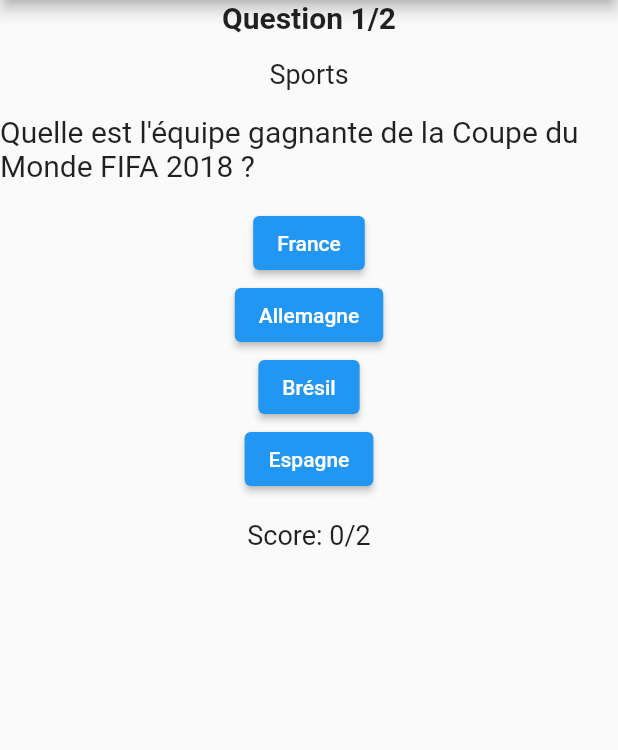
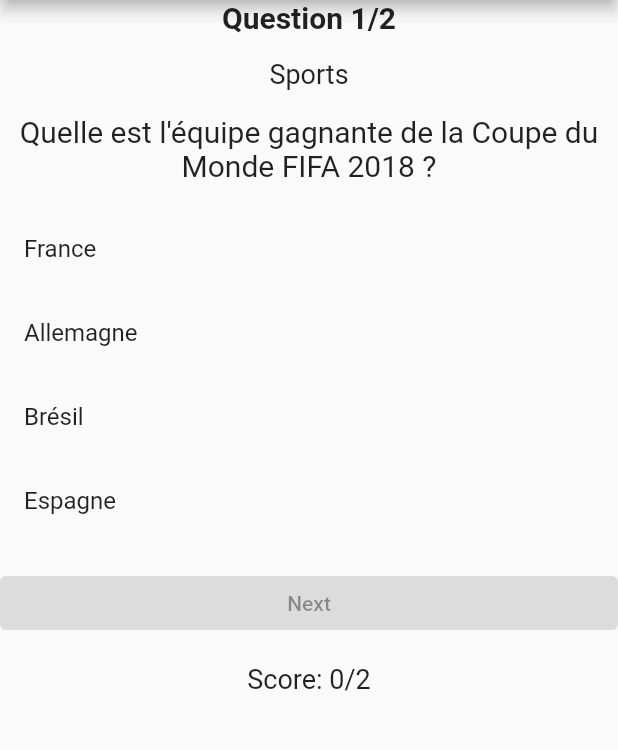
Before and after one commit to flutter-preview/Djeevs-Jean-flutter_quiz_app, a Flutter app: the screen it shows after launch, on a phone screen of 412 x 824 dp, the part 84-834 px from its top. Run offline on Flutter 3.47's test engine with Material 2 defaults, Android fonts, the phone set to English and light mode, and no system bars.

Commit message:
version 12

```diff
--- a/lib/screens/quiz_screen.dart
+++ b/lib/screens/quiz_screen.dart
@@ -10,7 +10,9 @@ class QuizScreen extends StatefulWidget {
 class _QuizScreenState extends State<QuizScreen> {
   List<Question> questions = [];
   int currentQuestionIndex = 0;
+  int? selectedAnswerIndex;
   int score = 0;
+  bool showCorrectAnswer = false;
 
   @override
   void initState() {
@@ -25,14 +27,18 @@ class _QuizScreenState extends State<QuizScreen> {
     setState(() {});
   }
 
-  void checkAnswer(int selectedIndex) {
-    if (selectedIndex == questions[currentQuestionIndex].correctAnswerIndex) {
+  void checkAnswer() {
+    int correctAnswerIndex = questions[currentQuestionIndex].correctAnswerIndex;
+    if (selectedAnswerIndex == correctAnswerIndex) {
       score++;
     }
-    showNextQuestion();
+    showCorrectAnswer = true;
+    setState(() {});
   }
 
   void showNextQuestion() {
+    selectedAnswerIndex = null;
+    showCorrectAnswer = false;
     if (currentQuestionIndex < questions.length - 1) {
       currentQuestionIndex++;
     } else {
@@ -47,6 +53,11 @@ class _QuizScreenState extends State<QuizScreen> {
     setState(() {});
   }
 
+  Future<void> pauseAndContinue() async {
+    await Future.delayed(Duration(seconds: 2));
+    showNextQuestion();
+  }
+
   @override
   Widget build(BuildContext context) {
     return Scaffold(
@@ -56,33 +67,86 @@ class _QuizScreenState extends State<QuizScreen> {
       body: questions.isEmpty
           ? Center(child: CircularProgressIndicator())
           : Column(
+              crossAxisAlignment: CrossAxisAlignment.stretch,
               children: [
                 Text(
                   'Question ${currentQuestionIndex + 1}/${questions.length}',
                   style: TextStyle(fontSize: 20, fontWeight: FontWeight.bold),
+                  textAlign: TextAlign.center,
                 ),
                 SizedBox(height: 16),
                 Text(
                   questions[currentQuestionIndex].category,
                   style: TextStyle(fontSize: 18),
+                  textAlign: TextAlign.center,
                 ),
                 SizedBox(height: 16),
                 Text(
                   questions[currentQuestionIndex].question,
                   style: TextStyle(fontSize: 20),
+                  textAlign: TextAlign.center,
                 ),
                 SizedBox(height: 16),
-                ...questions[currentQuestionIndex].options.map((option) {
-                  int index = questions[currentQuestionIndex].options.indexOf(option);
-                  return ElevatedButton(
-                    onPressed: () => checkAnswer(index),
-                    child: Text(option),
+                ...questions[currentQuestionIndex].options.asMap().entries.map((entry) {
+                  int optionIndex = entry.key;
+                  String optionText = entry.value;
+                  bool isCorrectAnswer = optionIndex == questions[currentQuestionIndex].correctAnswerIndex;
+                  bool isSelectedAnswer = optionIndex == selectedAnswerIndex;
+                  return GestureDetector(
+                    onTap: () {
+                      if (!showCorrectAnswer) {
+                        setState(() {
+                          selectedAnswerIndex = optionIndex;
+                        });
+                      }
+                    },
+                    child: Container(
+                      decoration: BoxDecoration(
+                        color: showCorrectAnswer
+                            ? isCorrectAnswer
+                                ? Colors.green.withOpacity(0.5)
+                                : isSelectedAnswer
+                                    ? Colors.red.withOpacity(0.5)
+                                    : null
+                            : null,
+                        borderRadius: BorderRadius.circular(8),
+                      ),
+                      child: ListTile(
+                        title: Text(
+                          optionText,
+                          style: TextStyle(
+                            fontSize: 16,
+                            color: isSelectedAnswer
+                                ? Colors.amber
+                                : showCorrectAnswer && isCorrectAnswer
+                                    ? Colors.green
+                                    : null,
+                          ),
+                        ),
+                        trailing: showCorrectAnswer
+                            ? isCorrectAnswer
+                                ? Icon(Icons.check, color: Colors.green)
+                                : isSelectedAnswer
+                                    ? Icon(Icons.close, color: Colors.red)
+                                    : null
+                            : null,
+                      ),
+                    ),
                   );
                 }),
+                SizedBox(height: 16),
+                ElevatedButton(
+                  onPressed: selectedAnswerIndex == null || showCorrectAnswer ? null : () {
+                    checkAnswer();
+                    pauseAndContinue();
+                  },
+                  child: Text('Next'),
+                ),
                 SizedBox(height: 16),
                 Text(
                   'Score: $score/${questions.length}',
                   style: TextStyle(fontSize: 18),
+                  textAlign: TextAlign.center,
                 ),
               ],
             ),
```
